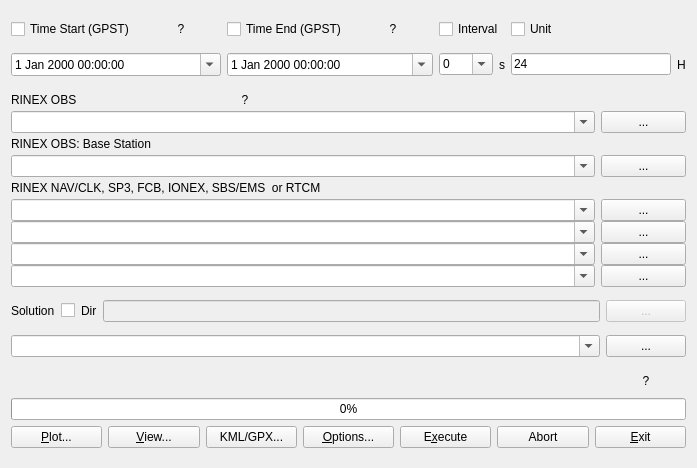
This is app/qtapp/rtkpost_qt/postmain.ui in lhuisman/myRTKLIB as Qt 5 draws it before an edit. The edited form follows.
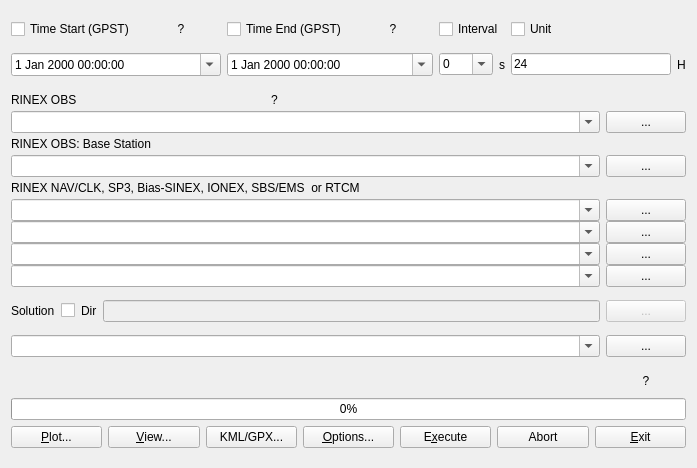
This is the edited form. Icons and pictures are not drawn.

Commit message: Add Bias-SINEX files to input files

What changed in the file:
```diff
--- a/app/qtapp/rtkpost_qt/postmain.ui
+++ b/app/qtapp/rtkpost_qt/postmain.ui
@@ -594,7 +594,7 @@
             <string/>
            </property>
            <property name="text">
-            <string>RINEX NAV/CLK, SP3, FCB, IONEX, SBS/EMS  or RTCM</string>
+            <string>RINEX NAV/CLK, SP3, Bias-SINEX, IONEX, SBS/EMS  or RTCM</string>
            </property>
           </widget>
          </item>
```
The commit also changes 1 other file.
